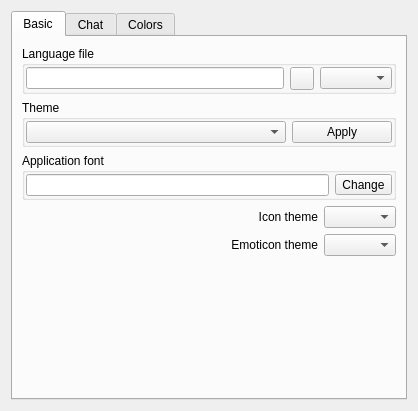
Qt form eiskaltdcpp/ui/UISettingsGUI.ui (eiskaltdcpp/eiskaltdcpp) before a commit.
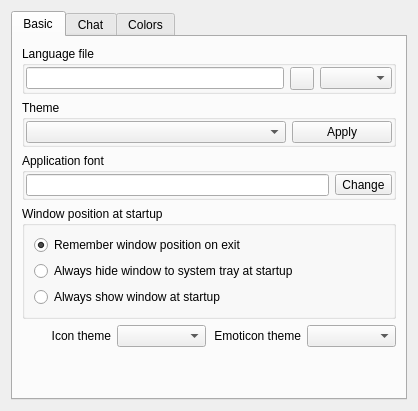
The same form after that commit.

```diff
--- a/eiskaltdcpp/ui/UISettingsGUI.ui
+++ b/eiskaltdcpp/ui/UISettingsGUI.ui
@@ -7,7 +7,7 @@
     <x>0</x>
     <y>0</y>
     <width>418</width>
-    <height>394</height>
+    <height>385</height>
    </rect>
   </property>
   <property name="windowTitle">
@@ -23,7 +23,7 @@
       <attribute name="title">
        <string>Basic</string>
       </attribute>
-      <layout class="QVBoxLayout" name="verticalLayout">
+      <layout class="QVBoxLayout" name="verticalLayout_4">
        <item>
         <widget class="QGroupBox" name="groupBox_2">
          <property name="title">
@@ -100,21 +100,41 @@
         </widget>
        </item>
        <item>
-        <layout class="QGridLayout" name="gridLayout_4">
-         <item row="0" column="0">
-          <spacer name="horizontalSpacer_2">
-           <property name="orientation">
-            <enum>Qt::Horizontal</enum>
-           </property>
-           <property name="sizeHint" stdset="0">
-            <size>
-             <width>40</width>
-             <height>20</height>
-            </size>
-           </property>
-          </spacer>
-         </item>
-         <item row="0" column="1">
+        <widget class="QGroupBox" name="groupBox_POSITION">
+         <property name="title">
+          <string>Window position at startup</string>
+         </property>
+         <layout class="QVBoxLayout" name="verticalLayout">
+          <item>
+           <widget class="QRadioButton" name="radioButton_REMEMBER">
+            <property name="text">
+             <string>Remember window position on exit</string>
+            </property>
+            <property name="checked">
+             <bool>true</bool>
+            </property>
+           </widget>
+          </item>
+          <item>
+           <widget class="QRadioButton" name="radioButton_HIDE">
+            <property name="text">
+             <string>Always hide window to system tray at startup</string>
+            </property>
+           </widget>
+          </item>
+          <item>
+           <widget class="QRadioButton" name="radioButton_SHOW">
+            <property name="text">
+             <string>Always show window at startup</string>
+            </property>
+           </widget>
+          </item>
+         </layout>
+        </widget>
+       </item>
+       <item>
+        <layout class="QHBoxLayout" name="horizontalLayout">
+         <item>
           <widget class="QLabel" name="label_2">
            <property name="text">
             <string>Icon theme</string>
@@ -122,12 +142,15 @@
            <property name="alignment">
             <set>Qt::AlignRight|Qt::AlignTrailing|Qt::AlignVCenter</set>
            </property>
+           <property name="wordWrap">
+            <bool>true</bool>
+           </property>
           </widget>
          </item>
-         <item row="0" column="2">
+         <item>
           <widget class="QComboBox" name="comboBox_ICONS"/>
          </item>
-         <item row="1" column="1">
+         <item>
           <widget class="QLabel" name="label_3">
            <property name="text">
             <string>Emoticon theme</string>
@@ -135,12 +158,17 @@
            <property name="alignment">
             <set>Qt::AlignRight|Qt::AlignTrailing|Qt::AlignVCenter</set>
            </property>
+           <property name="wordWrap">
+            <bool>true</bool>
+           </property>
           </widget>
          </item>
-         <item row="1" column="2">
+         <item>
           <widget class="QComboBox" name="comboBox_EMOT"/>
          </item>
-         <item row="2" column="2">
+        </layout>
+       </item>
+       <item>
           <spacer name="verticalSpacer">
            <property name="orientation">
             <enum>Qt::Vertical</enum>
@@ -152,8 +180,6 @@
             </size>
            </property>
           </spacer>
-         </item>
-        </layout>
        </item>
       </layout>
      </widget>
```
Lines whose indentation alone changed are shown as unchanged.
